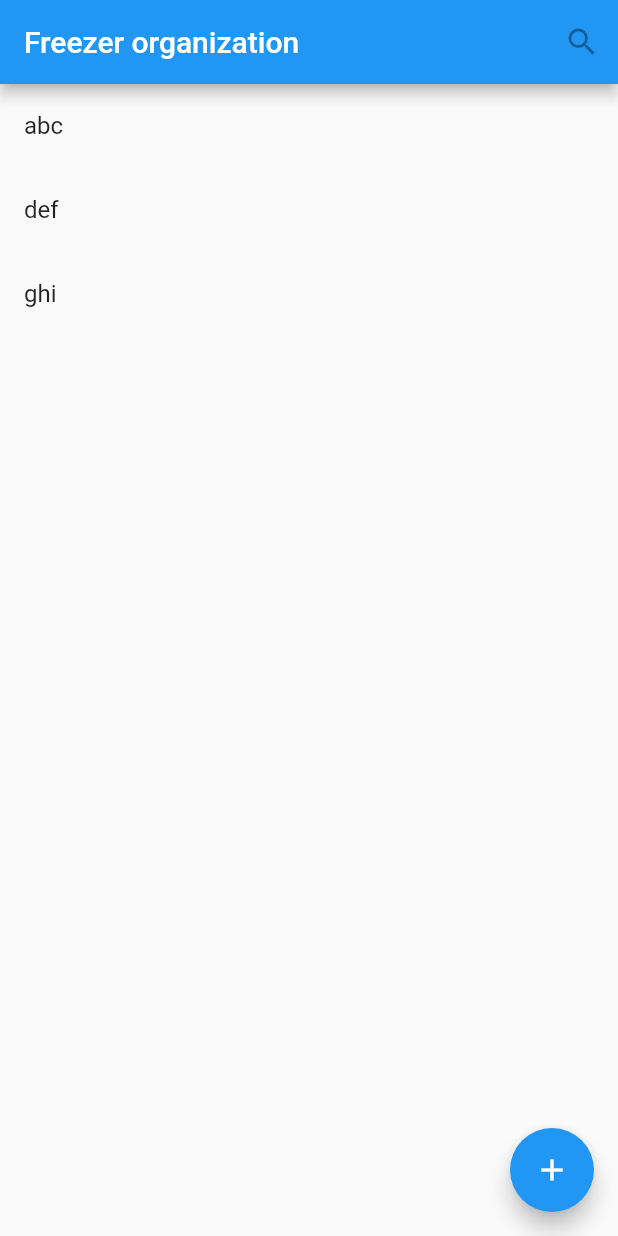
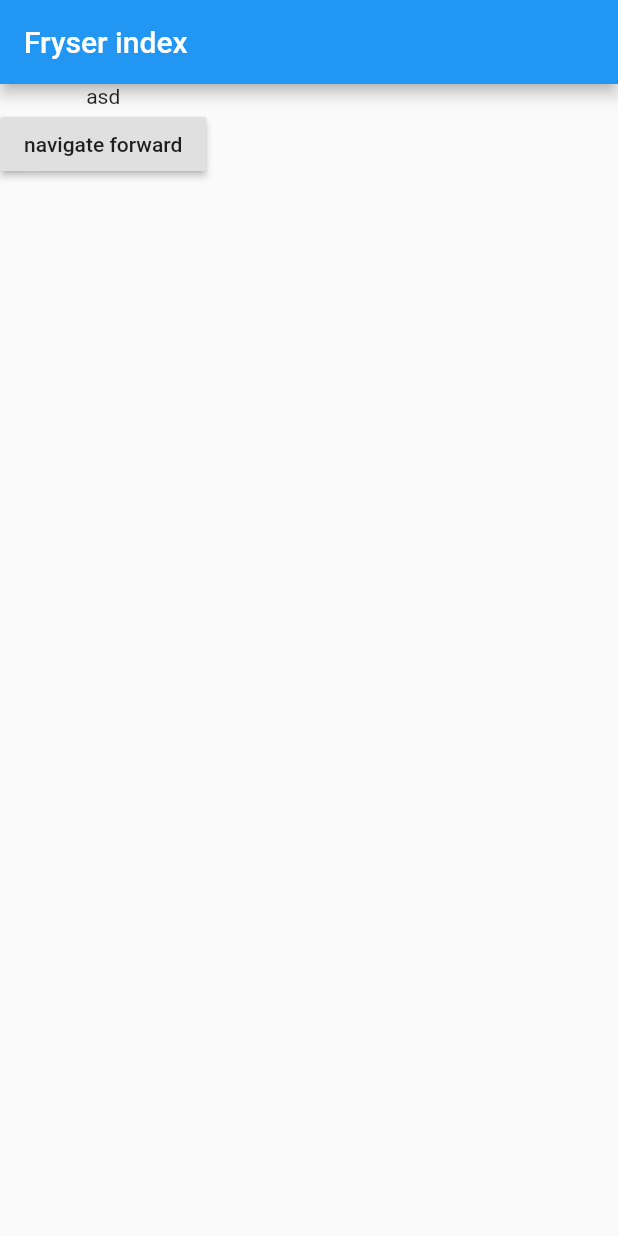
Before and after one commit to JeppeK2017/freezerStorage, a Flutter app: the screen it shows after launch, on a phone screen of 412 x 824 dp. Run offline on Flutter 3.47's test engine with Material 2 defaults, Android fonts, the phone set to English and light mode, and no system bars.

```diff
--- a/lib/main.dart
+++ b/lib/main.dart
@@ -1,4 +1,6 @@
 import 'package:flutter/material.dart';
+
+import 'drawer.dart';
 
 void main() => runApp(MyApp());
 
@@ -7,7 +9,7 @@ class MyApp extends StatelessWidget {
   @override
   Widget build(BuildContext context) {
     return MaterialApp(
-      title: 'Flutter Demo',
+      title: 'Freezer organization',
       theme: ThemeData(
           // This is the theme of your application.
           //
@@ -19,7 +21,7 @@ class MyApp extends StatelessWidget {
           // Notice that the counter didn't reset back to zero; the application
           // is not restarted.
           primarySwatch: Colors.blue),
-      home: MyHomePage(title: 'Freezer organization'),
+      home: MyHomePage(title: 'Fryser index'),
     );
   }
 }
@@ -43,20 +45,7 @@ class MyHomePage extends StatefulWidget {
 }
 
 class _MyHomePageState extends State<MyHomePage> {
-  int _counter = 0;
-
   final List<String> sampleList = ["abc", "def", "ghi"];
-
-  void _incrementCounter() {
-    setState(() {
-      // This call to setState tells the Flutter framework that something has
-      // changed in this State, which causes it to rerun the build method below
-      // so that the display can reflect the updated values. If we changed
-      // _counter without calling setState(), then the build method would not be
-      // called again, and so nothing would appear to happen.
-      _counter++;
-    });
-  }
 
   @override
   Widget build(BuildContext context) {
@@ -71,32 +60,20 @@ class _MyHomePageState extends State<MyHomePage> {
           // Here we take the value from the MyHomePage object that was created by
           // the App.build method, and use it to set our appbar title.
           title: Text(widget.title),
-        actions: <Widget>[
-          IconButton(
-            icon: Icon(Icons.search),
-            onPressed: null,
+        ),
+        body: Column(
+          children: <Widget>[
+            Text("asd"),
+            RaisedButton(
+              onPressed: () {
+                Navigator.push(
+                  context,
+                  MaterialPageRoute(builder: (context) => DrawerWidget()),
+                );
+              },
+              child: const Text("navigate forward"),
             )
           ],
-      ),
-      body: ListView.builder(
-        itemCount: sampleList.length,
-
-
-
-        itemBuilder: (BuildContext context, int index) {
-          String item = sampleList[index];
-
-          return ListTile(
-            title: Text(item),
-          );
-        },
-      ),
-
-      floatingActionButton: FloatingActionButton(
-        onPressed: _incrementCounter,
-        tooltip: 'Increment',
-        child: Icon(Icons.add),
-      ), // This trailing comma makes auto-formatting nicer for build methods.
-    );
+        ));
   }
 }
```
Also changed, not shown: lib/drawer.dart (added, +19 -0 lines). Lines whose indentation alone changed are shown as unchanged.
